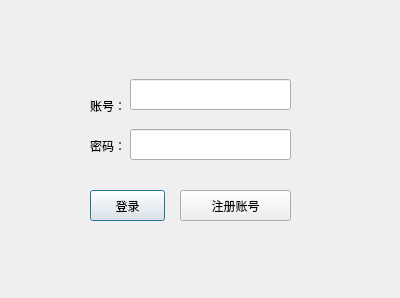
Qt form login.ui (rayfung/tux-im-client) before a commit.
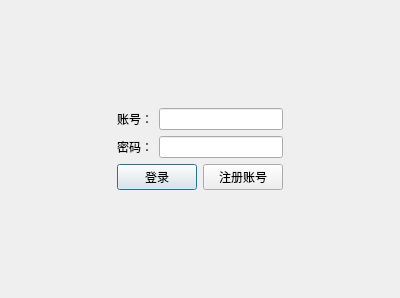
The same form after that commit.

What changed in the file:
```diff
--- a/login.ui
+++ b/login.ui
@@ -13,81 +13,114 @@
   <property name="windowTitle">
    <string>登录</string>
   </property>
+  <layout class="QHBoxLayout" name="horizontalLayout_4">
+   <item>
+    <spacer name="horizontalSpacer">
+     <property name="orientation">
+      <enum>Qt::Horizontal</enum>
+     </property>
+     <property name="sizeHint" stdset="0">
+      <size>
+       <width>40</width>
+       <height>20</height>
+      </size>
+     </property>
+    </spacer>
+   </item>
+   <item>
+    <layout class="QVBoxLayout" name="verticalLayout">
+     <item>
+      <spacer name="verticalSpacer">
+       <property name="orientation">
+        <enum>Qt::Vertical</enum>
+       </property>
+       <property name="sizeHint" stdset="0">
+        <size>
+         <width>20</width>
+         <height>40</height>
+        </size>
+       </property>
+      </spacer>
+     </item>
+     <item>
+      <layout class="QHBoxLayout" name="horizontalLayout">
+       <item>
   <widget class="QLabel" name="label">
-   <property name="geometry">
-    <rect>
-     <x>90</x>
-     <y>100</y>
-     <width>54</width>
-     <height>12</height>
-    </rect>
-   </property>
    <property name="text">
     <string>账号：</string>
    </property>
   </widget>
+       </item>
+       <item>
+        <widget class="QLineEdit" name="accountLineEdit"/>
+       </item>
+      </layout>
+     </item>
+     <item>
+      <layout class="QHBoxLayout" name="horizontalLayout_2">
+       <item>
   <widget class="QLabel" name="label_2">
-   <property name="geometry">
-    <rect>
-     <x>90</x>
-     <y>140</y>
-     <width>54</width>
-     <height>12</height>
-    </rect>
-   </property>
    <property name="text">
     <string>密码：</string>
    </property>
   </widget>
-  <widget class="QLineEdit" name="accountLineEdit">
-   <property name="geometry">
-    <rect>
-     <x>130</x>
-     <y>79</y>
-     <width>161</width>
-     <height>31</height>
-    </rect>
-   </property>
-  </widget>
+       </item>
+       <item>
   <widget class="QLineEdit" name="pwdLineEdit">
-   <property name="geometry">
-    <rect>
-     <x>130</x>
-     <y>129</y>
-     <width>161</width>
-     <height>31</height>
-    </rect>
-   </property>
    <property name="echoMode">
     <enum>QLineEdit::Password</enum>
    </property>
   </widget>
+       </item>
+      </layout>
+     </item>
+     <item>
+      <layout class="QHBoxLayout" name="horizontalLayout_3">
+       <item>
   <widget class="QPushButton" name="loginPushButton">
-   <property name="geometry">
-    <rect>
-     <x>90</x>
-     <y>190</y>
-     <width>75</width>
-     <height>31</height>
-    </rect>
-   </property>
    <property name="text">
     <string>登录</string>
    </property>
   </widget>
+       </item>
+       <item>
   <widget class="QPushButton" name="registerPushButton">
-   <property name="geometry">
-    <rect>
-     <x>180</x>
-     <y>190</y>
-     <width>111</width>
-     <height>31</height>
-    </rect>
-   </property>
    <property name="text">
     <string>注册账号</string>
    </property>
   </widget>
+       </item>
+      </layout>
+     </item>
+     <item>
+      <spacer name="verticalSpacer_2">
+       <property name="orientation">
+        <enum>Qt::Vertical</enum>
+       </property>
+       <property name="sizeHint" stdset="0">
+        <size>
+         <width>20</width>
+         <height>40</height>
+        </size>
+       </property>
+      </spacer>
+     </item>
+    </layout>
+   </item>
+   <item>
+    <spacer name="horizontalSpacer_2">
+     <property name="orientation">
+      <enum>Qt::Horizontal</enum>
+     </property>
+     <property name="sizeHint" stdset="0">
+      <size>
+       <width>40</width>
+       <height>20</height>
+      </size>
+     </property>
+    </spacer>
+   </item>
+  </layout>
  </widget>
  <resources/>
  <connections/>
```
Lines whose indentation alone changed are shown as unchanged.
